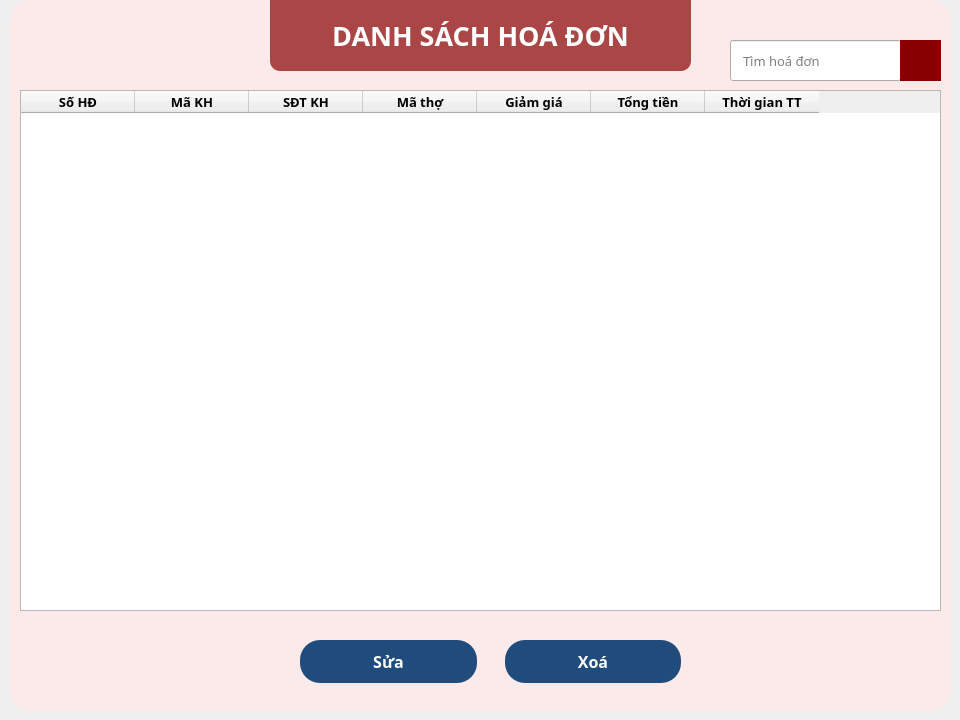
Above: gui/qtDesginer_ui/bill.ui from joslingg/Fourmenbarbershop_package before the change. Below: the same form after it.
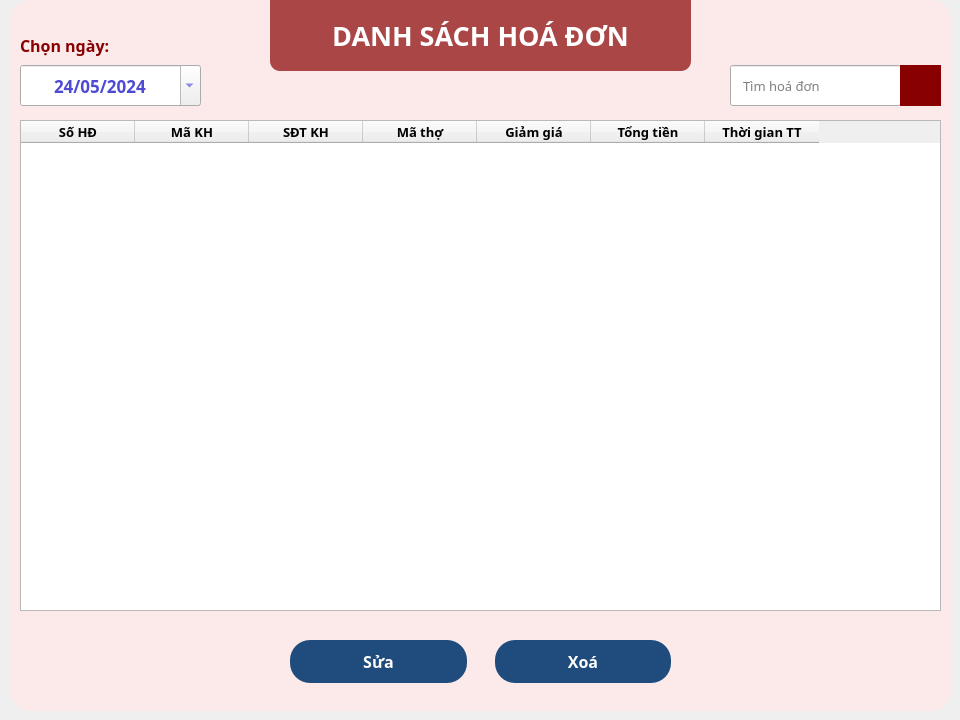
That is the form after the change. Icons and pictures are not drawn.

```diff
--- a/gui/qtDesginer_ui/bill.ui
+++ b/gui/qtDesginer_ui/bill.ui
@@ -47,9 +47,9 @@
    <property name="geometry">
     <rect>
      <x>20</x>
-     <y>90</y>
+     <y>120</y>
      <width>921</width>
-     <height>521</height>
+     <height>491</height>
     </rect>
    </property>
    <property name="font">
@@ -61,7 +61,7 @@
     </font>
    </property>
    <property name="editTriggers">
-    <set>QAbstractItemView::AnyKeyPressed|QAbstractItemView::DoubleClicked|QAbstractItemView::EditKeyPressed|QAbstractItemView::SelectedClicked</set>
+    <set>QAbstractItemView::DoubleClicked|QAbstractItemView::SelectedClicked</set>
    </property>
    <attribute name="horizontalHeaderCascadingSectionResizes">
     <bool>true</bool>
@@ -221,7 +221,7 @@
    <property name="geometry">
     <rect>
      <x>730</x>
-     <y>40</y>
+     <y>65</y>
      <width>171</width>
      <height>41</height>
     </rect>
@@ -249,7 +249,7 @@
    <property name="geometry">
     <rect>
      <x>900</x>
-     <y>40</y>
+     <y>65</y>
      <width>41</width>
      <height>41</height>
     </rect>
@@ -275,7 +275,7 @@
   <widget class="QWidget" name="layoutWidget_6">
    <property name="geometry">
     <rect>
-     <x>290</x>
+     <x>280</x>
      <y>626</y>
      <width>401</width>
      <height>71</height>
@@ -347,12 +347,90 @@
     </item>
    </layout>
   </widget>
+  <widget class="QDateEdit" name="dateEdit">
+   <property name="geometry">
+    <rect>
+     <x>20</x>
+     <y>65</y>
+     <width>181</width>
+     <height>41</height>
+    </rect>
+   </property>
+   <property name="font">
+    <font>
+     <family>Noto Sans</family>
+     <pointsize>13</pointsize>
+     <weight>75</weight>
+     <bold>true</bold>
+    </font>
+   </property>
+   <property name="layoutDirection">
+    <enum>Qt::LeftToRight</enum>
+   </property>
+   <property name="autoFillBackground">
+    <bool>false</bool>
+   </property>
+   <property name="styleSheet">
+    <string notr="true">color: rgb(78, 74, 212);</string>
+   </property>
+   <property name="locale">
+    <locale language="Vietnamese" country="Vietnam"/>
+   </property>
+   <property name="alignment">
+    <set>Qt::AlignCenter</set>
+   </property>
+   <property name="buttonSymbols">
+    <enum>QAbstractSpinBox::UpDownArrows</enum>
+   </property>
+   <property name="displayFormat">
+    <string>dd/MM/yyyy</string>
+   </property>
+   <property name="calendarPopup">
+    <bool>true</bool>
+   </property>
+   <property name="timeSpec">
+    <enum>Qt::TimeZone</enum>
+   </property>
+   <property name="date">
+    <date>
+     <year>2024</year>
+     <month>5</month>
+     <day>24</day>
+    </date>
+   </property>
+  </widget>
+  <widget class="QLabel" name="label">
+   <property name="geometry">
+    <rect>
+     <x>20</x>
+     <y>30</y>
+     <width>111</width>
+     <height>31</height>
+    </rect>
+   </property>
+   <property name="font">
+    <font>
+     <family>Noto Sans</family>
+     <pointsize>12</pointsize>
+     <weight>75</weight>
+     <bold>true</bold>
+    </font>
+   </property>
+   <property name="styleSheet">
+    <string notr="true">color: rgb(136, 0, 0);</string>
+   </property>
+   <property name="text">
+    <string>Chọn ngày:</string>
+   </property>
+  </widget>
   <zorder>widget_10</zorder>
   <zorder>ds_hd_tb</zorder>
   <zorder>label_17</zorder>
   <zorder>tim_hd_tbx</zorder>
   <zorder>tim_hd_btn</zorder>
   <zorder>layoutWidget_6</zorder>
+  <zorder>dateEdit</zorder>
+  <zorder>label</zorder>
  </widget>
  <resources>
   <include location="bg_img.qrc"/>
```
